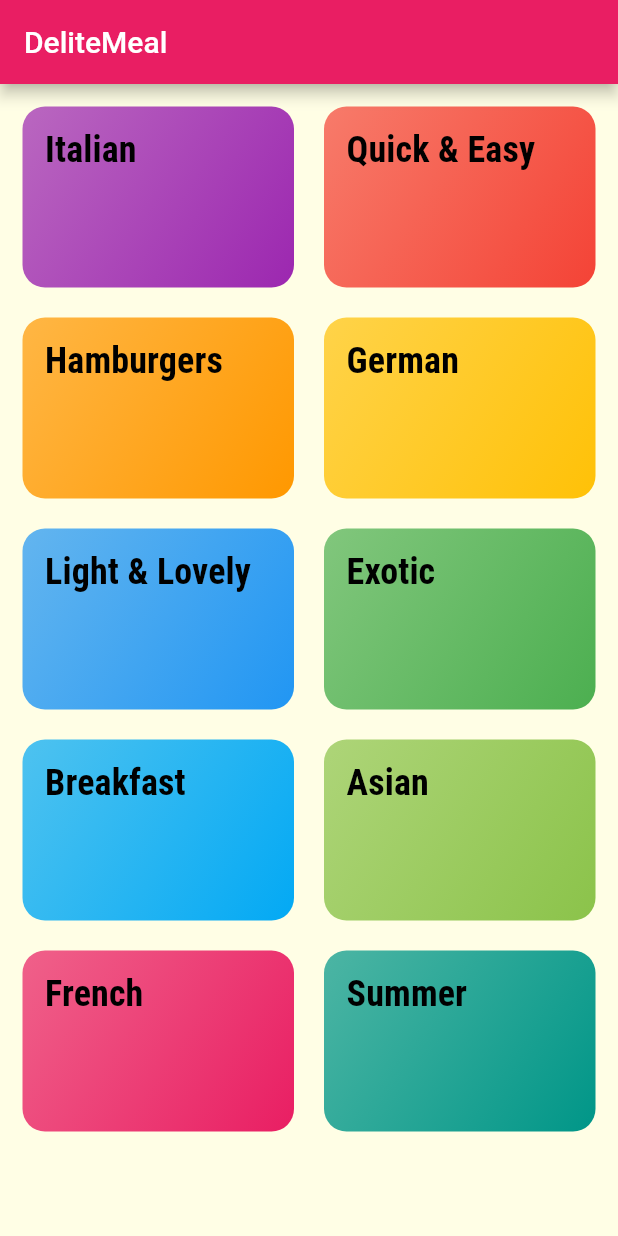
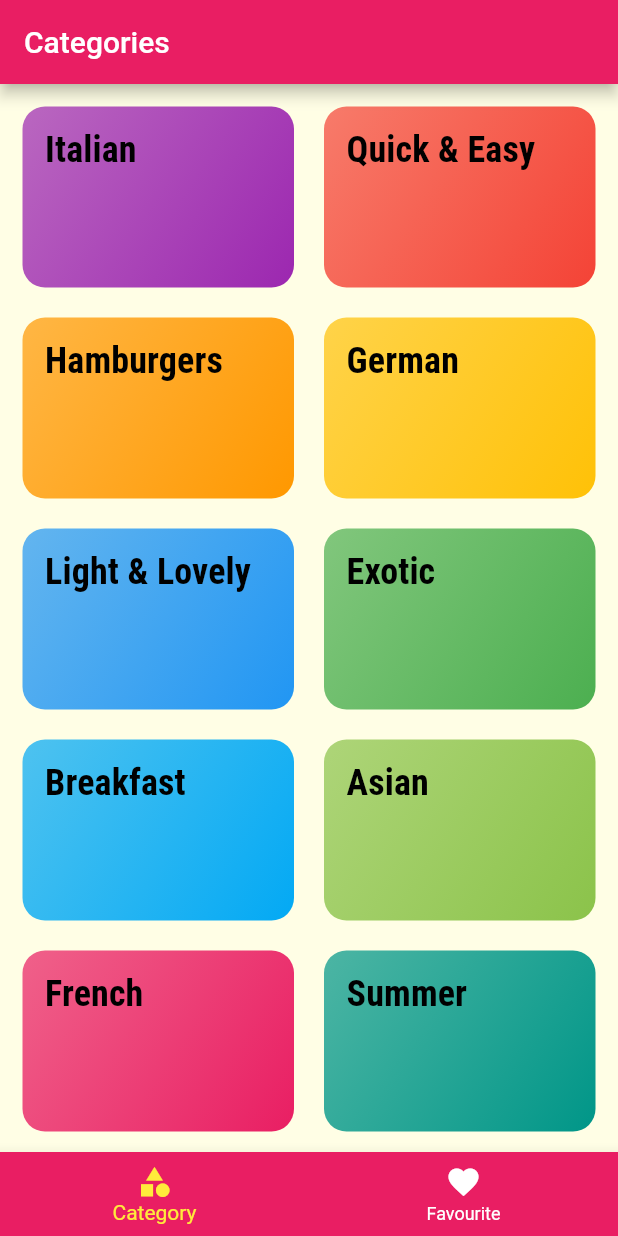
Before and after one commit to Devkahar/Meal-App, a Flutter app: the screen it shows after launch, on a phone screen of 412 x 824 dp. Run offline on Flutter 3.47's test engine with Material 2 defaults, Android fonts, the phone set to English and light mode, and no system bars.

```diff
--- a/lib/main.dart
+++ b/lib/main.dart
@@ -2,6 +2,7 @@ import 'package:flutter/material.dart';
 import 'package:mealsapp/pages/meal_detail_screen.dart';
 import './pages/categories_meal_screen.dart';
 import './pages/categories_screen.dart';
+import 'pages/tabs_screen.dart';
 
 void main() {
   runApp(const MyApp());
@@ -32,7 +33,7 @@ class MyApp extends StatelessWidget {
                 ),
               )),
       routes: {
-        '/': (ctx) => const CategorieScreen(),
+        '/': (ctx) => const TabsScreen(),
         '/category-meals': (ctx) => const CategoryMealScreen(),
         '/meal-detail': (ctx)=> const MealDetail(),
       },
--- a/lib/pages/categories_screen.dart
+++ b/lib/pages/categories_screen.dart
@@ -7,11 +7,7 @@ class CategorieScreen extends StatelessWidget {
 
   @override
   Widget build(BuildContext context) {
-    return Scaffold(
-      appBar: AppBar(
-        title: const Text('DeliteMeal'),
-      ),
-      body: GridView(
+    return GridView(
           padding: const EdgeInsets.all(15),
           gridDelegate: const SliverGridDelegateWithMaxCrossAxisExtent(
             maxCrossAxisExtent: 200,
@@ -21,7 +17,6 @@ class CategorieScreen extends StatelessWidget {
           ),
           children: DUMMY_CATEGORIES.map((item) {
             return CategoryItem(id: item.id,title: item.title, color: item.color);
-          }).toList()),
-    );
+          }).toList());
   }
 }
--- /dev/null
+++ b/lib/pages/favourite_screen.dart
@@ -0,0 +1,11 @@
+
+import 'package:flutter/material.dart';
+
+class FavouriteScreen extends StatelessWidget {
+  const FavouriteScreen({Key? key}) : super(key: key);
+
+  @override
+  Widget build(BuildContext context) {
+    return const Text('Favourite Screen');
+  }
+}
--- /dev/null
+++ b/lib/pages/tabs_screen.dart
@@ -0,0 +1,62 @@
+import 'package:flutter/material.dart';
+import '../pages/categories_screen.dart';
+import '../pages/favourite_screen.dart';
+
+class TabsScreen extends StatefulWidget {
+  const TabsScreen({Key? key}) : super(key: key);
+
+  @override
+  State<TabsScreen> createState() => _TabsScreenState();
+}
+
+class _TabsScreenState extends State<TabsScreen> {
+  var _pageIndex = 0;
+
+  final titles = ['Categories', 'Your Favorites'];
+
+  void _selectPage(index) {
+    setState(() {
+      _pageIndex = index;
+    });
+
+    print('_pageIndex: $_pageIndex');
+  }
+
+  @override
+  Widget build(BuildContext context) {
+    return Scaffold(
+      appBar: AppBar(
+        title: Text(
+          titles[_pageIndex],
+        ),
+        //title: Text(_pages[_pageIndex]['title'] as String),
+      ),
+      body: IndexedStack(
+        index: _pageIndex,
+        children: const [
+          CategorieScreen(),
+          FavouriteScreen(),
+        ],
+      ),
+      //body: _pages[_pageIndex]['page'] as Widget,
+      bottomNavigationBar: BottomNavigationBar(
+        onTap: _selectPage,
+        backgroundColor: Theme.of(context).primaryColor,
+        unselectedItemColor: Colors.white,
+        selectedItemColor: Colors.yellow,
+        currentIndex: _pageIndex,
+        type: BottomNavigationBarType.fixed,
+        items: [
+          BottomNavigationBarItem(
+              backgroundColor: Theme.of(context).primaryColor,
+              icon: const Icon(Icons.category),
+              label: 'Category'),
+          BottomNavigationBarItem(
+              backgroundColor: Theme.of(context).primaryColor,
+              icon: const Icon(Icons.favorite),
+              label: 'Favourite')
+        ],
+      ),
+    );
+  }
+}
```
